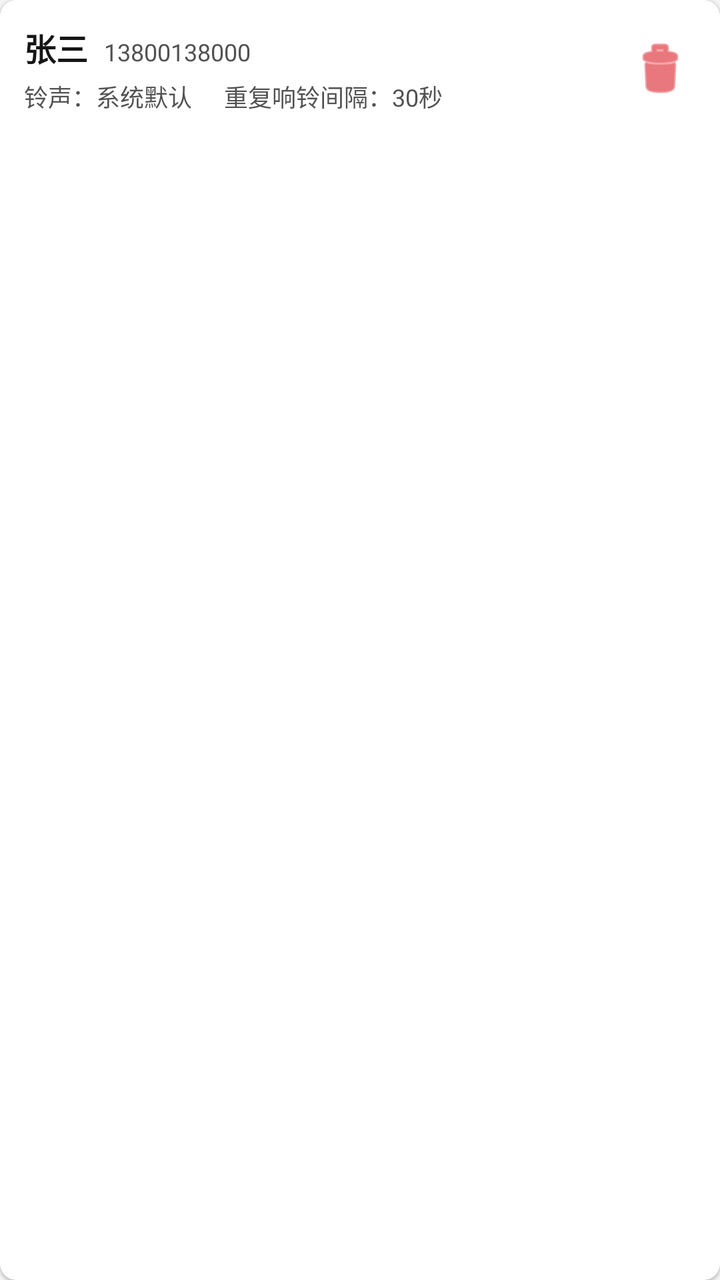
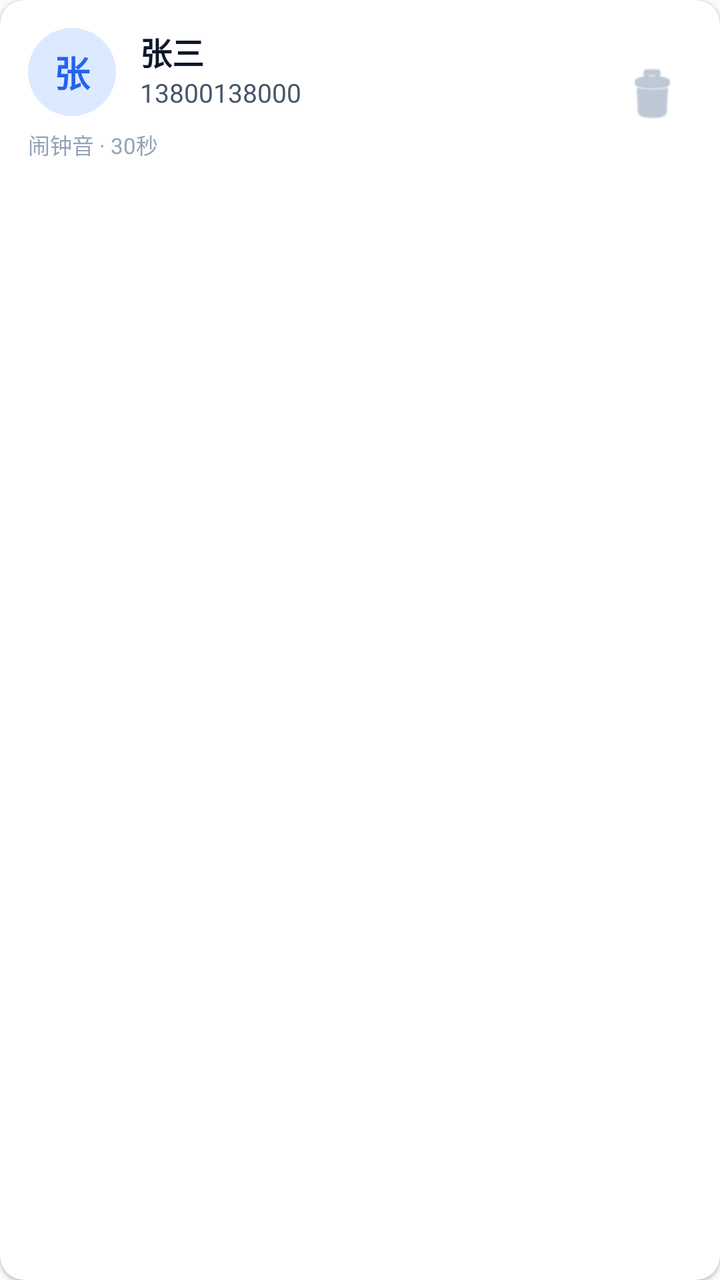

The first picture is an Android layout as it rendered before a commit; the second is the same layout after the commit. The layout source and the unified diff follow.
<!-- AndroidManifest.xml: application theme Theme.SmsAlertTool -->
<!-- res/layout/item_special_contact.xml -->
<?xml version="1.0" encoding="utf-8"?>
<androidx.cardview.widget.CardView xmlns:android="http://schemas.android.com/apk/res/android"
    xmlns:app="http://schemas.android.com/apk/res-auto"
    android:layout_width="match_parent"
    android:layout_height="wrap_content"
    android:layout_marginBottom="8dp"
    app:cardCornerRadius="8dp"
    app:cardElevation="1dp"
    app:cardBackgroundColor="@color/card_bg">

    <androidx.constraintlayout.widget.ConstraintLayout
        android:layout_width="match_parent"
        android:layout_height="wrap_content"
        android:padding="12dp">

        <TextView
            android:id="@+id/tvContactName"
            android:layout_width="wrap_content"
            android:layout_height="wrap_content"
            android:text="张三"
            android:textSize="16sp"
            android:textStyle="bold"
            android:textColor="@color/text_main"
            app:layout_constraintTop_toTopOf="parent"
            app:layout_constraintStart_toStartOf="parent" />

        <TextView
            android:id="@+id/tvContactPhone"
            android:layout_width="wrap_content"
            android:layout_height="wrap_content"
            android:text="13800138000"
            android:textSize="12sp"
            android:textColor="@color/text_muted"
            android:layout_marginStart="8dp"
            app:layout_constraintBaseline_toBaselineOf="@id/tvContactName"
            app:layout_constraintStart_toEndOf="@id/tvContactName" />

        <TextView
            android:id="@+id/tvRingtoneDesc"
            android:layout_width="wrap_content"
            android:layout_height="wrap_content"
            android:text="铃声：系统默认"
            android:textSize="12sp"
            android:textColor="@color/text_muted"
            android:layout_marginTop="4dp"
            app:layout_constraintTop_toBottomOf="@id/tvContactName"
            app:layout_constraintStart_toStartOf="parent" />

        <TextView
            android:id="@+id/tvIntervalDesc"
            android:layout_width="wrap_content"
            android:layout_height="wrap_content"
            android:text="重复响铃间隔：30秒"
            android:textSize="12sp"
            android:textColor="@color/text_muted"
            android:layout_marginStart="16dp"
            app:layout_constraintBaseline_toBaselineOf="@id/tvRingtoneDesc"
            app:layout_constraintStart_toEndOf="@id/tvRingtoneDesc" />

        <ImageButton
            android:id="@+id/btnDelete"
            android:layout_width="36dp"
            android:layout_height="36dp"
            android:background="?android:attr/selectableItemBackgroundBorderless"
            android:src="@android:drawable/ic_menu_delete"
            app:tint="@color/red"
            app:layout_constraintTop_toTopOf="parent"
            app:layout_constraintBottom_toBottomOf="parent"
            app:layout_constraintEnd_toEndOf="parent" />

    </androidx.constraintlayout.widget.ConstraintLayout>
</androidx.cardview.widget.CardView>
<!-- resources referenced by this layout -->
<resources>
  <color name="card_bg">#FFFFFFFF</color>
  <color name="red">#FFDA1E28</color>
  <color name="text_main">#FF161616</color>
  <color name="text_muted">#FF525252</color>
  <style name="Theme.SmsAlertTool" parent="Theme.AppCompat.Light.NoActionBar">
          <item name="colorPrimary">@color/primary</item>
          <item name="colorPrimaryDark">@color/primary_dark</item>
          <item name="colorAccent">@color/accent</item>
          <item name="android:windowBackground">@color/bg_light</item>
      </style>
  <color name="primary">#FF0F62FE</color>
  <color name="primary_dark">#FF0043CE</color>
  <color name="accent">#FFD0E2FF</color>
  <color name="bg_light">#FFF4F4F4</color>
</resources>

<!-- the commit's change to res/layout/item_special_contact.xml (unified diff, before → after) -->
@@ -3,16 +3,34 @@
     xmlns:app="http://schemas.android.com/apk/res-auto"
     android:layout_width="match_parent"
     android:layout_height="wrap_content"
-    android:layout_marginBottom="8dp"
-    app:cardCornerRadius="8dp"
+    android:layout_marginHorizontal="16dp"
+    android:layout_marginVertical="4dp"
+    app:cardCornerRadius="12dp"
     app:cardElevation="1dp"
-    app:cardBackgroundColor="@color/card_bg">
+    app:cardBackgroundColor="@color/bg_surface"
+    app:strokeWidth="1dp"
+    app:strokeColor="@color/divider">
 
     <androidx.constraintlayout.widget.ConstraintLayout
         android:layout_width="match_parent"
         android:layout_height="wrap_content"
-        android:padding="12dp">
+        android:padding="14dp">
 
+        
+        <TextView
+            android:id="@+id/tvAvatar"
+            android:layout_width="44dp"
+            android:layout_height="44dp"
+            android:gravity="center"
+            android:text="张"
+            android:textSize="18sp"
+            android:textStyle="bold"
+            android:textColor="@color/primary"
+            android:background="@drawable/bg_avatar_circle"
+            app:layout_constraintTop_toTopOf="parent"
+            app:layout_constraintStart_toStartOf="parent" />
+
+        
         <TextView
             android:id="@+id/tvContactName"
             android:layout_width="wrap_content"
@@ -21,49 +39,43 @@
             android:textSize="16sp"
             android:textStyle="bold"
             android:textColor="@color/text_main"
-            app:layout_constraintTop_toTopOf="parent"
-            app:layout_constraintStart_toStartOf="parent" />
+            android:layout_marginStart="12dp"
+            app:layout_constraintTop_toTopOf="@id/tvAvatar"
+            app:layout_constraintStart_toEndOf="@id/tvAvatar" />
 
+        
         <TextView
             android:id="@+id/tvContactPhone"
             android:layout_width="wrap_content"
             android:layout_height="wrap_content"
             android:text="13800138000"
-            android:textSize="12sp"
-            android:textColor="@color/text_muted"
-            android:layout_marginStart="8dp"
-            app:layout_constraintBaseline_toBaselineOf="@id/tvContactName"
-            app:layout_constraintStart_toEndOf="@id/tvContactName" />
+            android:textSize="13sp"
+            android:textColor="@color/text_secondary"
+            android:layout_marginStart="12dp"
+            app:layout_constraintTop_toBottomOf="@id/tvContactName"
+            app:layout_constraintStart_toEndOf="@id/tvAvatar" />
 
+        
         <TextView
             android:id="@+id/tvRingtoneDesc"
             android:layout_width="wrap_content"
             android:layout_height="wrap_content"
-            android:text="铃声：系统默认"
-            android:textSize="12sp"
+            android:text="闹钟音 · 30秒"
+            android:textSize="11sp"
             android:textColor="@color/text_muted"
-            android:layout_marginTop="4dp"
-            app:layout_constraintTop_toBottomOf="@id/tvContactName"
-            app:layout_constraintStart_toStartOf="parent" />
+            android:layout_marginTop="6dp"
+            app:layout_constraintTop_toBottomOf="@id/tvAvatar"
+            app:layout_constraintStart_toStartOf="@id/tvAvatar" />
 
-        <TextView
-            android:id="@+id/tvIntervalDesc"
-            android:layout_width="wrap_content"
-            android:layout_height="wrap_content"
-            android:text="重复响铃间隔：30秒"
-            android:textSize="12sp"
-            android:textColor="@color/text_muted"
-            android:layout_marginStart="16dp"
-            app:layout_constraintBaseline_toBaselineOf="@id/tvRingtoneDesc"
-            app:layout_constraintStart_toEndOf="@id/tvRingtoneDesc" />
-
+        
         <ImageButton
             android:id="@+id/btnDelete"
-            android:layout_width="36dp"
-            android:layout_height="36dp"
-            android:background="?android:attr/selectableItemBackgroundBorderless"
+            android:layout_width="40dp"
+            android:layout_height="40dp"
+            android:background="?attr/selectableItemBackgroundBorderless"
             android:src="@android:drawable/ic_menu_delete"
-            app:tint="@color/red"
+            android:contentDescription="删除"
+            app:tint="@color/text_muted"
             app:layout_constraintTop_toTopOf="parent"
             app:layout_constraintBottom_toBottomOf="parent"
             app:layout_constraintEnd_toEndOf="parent" />
<!-- resource entries referenced after the edit -->
@@ -1,18 +1,43 @@
 <!-- resources referenced by this layout -->
 <resources>
-  <color name="card_bg">#FFFFFFFF</color>
-  <color name="red">#FFDA1E28</color>
-  <color name="text_main">#FF161616</color>
-  <color name="text_muted">#FF525252</color>
-  <style name="Theme.SmsAlertTool" parent="Theme.AppCompat.Light.NoActionBar">
+  <color name="bg_surface">#FFFFFFFF</color>
+  <color name="divider">#FFE2E8F0</color>
+  <color name="primary">#FF2563EB</color>
+  <color name="text_main">#FF0F172A</color>
+  <color name="text_muted">#FF94A3B8</color>
+  <color name="text_secondary">#FF475569</color>
+  <!-- drawable bg_avatar_circle (drawable) -->
+  <?xml version="1.0" encoding="utf-8"?>
+  <shape xmlns:android="http://schemas.android.com/apk/res/android"
+      android:shape="oval">
+      <solid android:color="@color/primary_light" />
+  </shape>
+  <style name="Theme.SmsAlertTool" parent="Theme.Material3.Light.NoActionBar">
+          
           <item name="colorPrimary">@color/primary</item>
-          <item name="colorPrimaryDark">@color/primary_dark</item>
-          <item name="colorAccent">@color/accent</item>
+          <item name="colorOnPrimary">@color/text_on_primary</item>
+          <item name="colorPrimaryContainer">@color/primary_container</item>
+          <item name="colorOnPrimaryContainer">@color/primary_dark</item>
+          <item name="colorSurface">@color/bg_surface</item>
+          <item name="colorOnSurface">@color/text_main</item>
+          <item name="colorSurfaceVariant">@color/bg_surface_variant</item>
+          <item name="colorOnSurfaceVariant">@color/text_secondary</item>
           <item name="android:windowBackground">@color/bg_light</item>
+  
+          
+          <item name="android:statusBarColor">@android:color/transparent</item>
+          <item name="android:navigationBarColor">@android:color/transparent</item>
+          <item name="android:windowLightStatusBar">true</item>
+          <item name="android:windowLightNavigationBar">true</item>
+  
+          
+          <item name="android:windowLayoutInDisplayCutoutMode">shortEdges</item>
       </style>
-  <color name="primary">#FF0F62FE</color>
-  <color name="primary_dark">#FF0043CE</color>
-  <color name="accent">#FFD0E2FF</color>
-  <color name="bg_light">#FFF4F4F4</color>
+  <color name="primary_light">#FFDBEAFE</color>
+  <color name="text_on_primary">#FFFFFFFF</color>
+  <color name="primary_container">#FFEFF6FF</color>
+  <color name="primary_dark">#FF1D4ED8</color>
+  <color name="bg_surface_variant">#FFF1F5F9</color>
+  <color name="bg_light">#FFF8FAFC</color>
 </resources>
 
